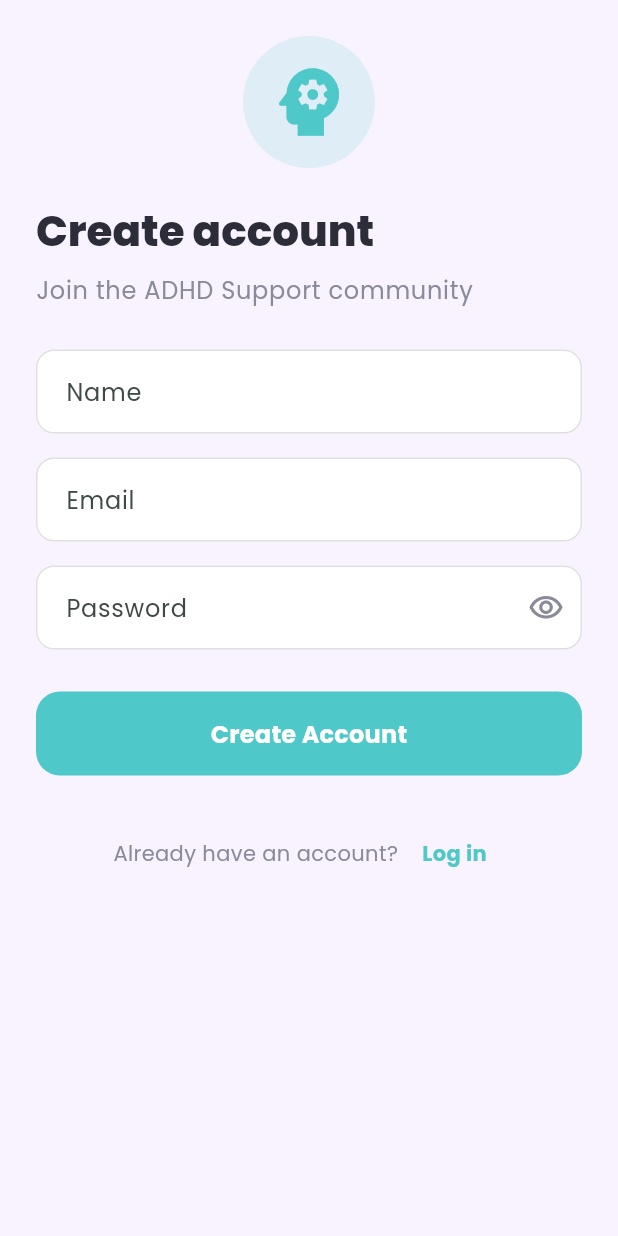
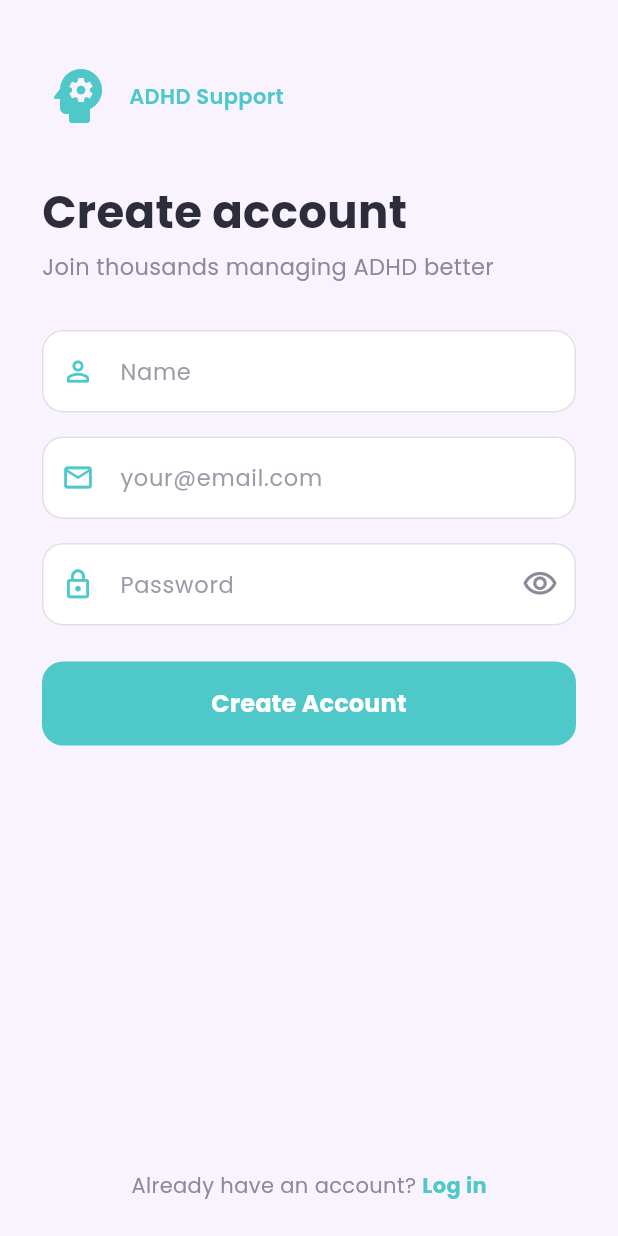
Before and after one commit to nirajangc027/adhd-support-app, a Flutter app: the screen it shows after launch, after a tap on "Sign up", on a phone screen of 412 x 824 dp. Run offline on Flutter 3.47's test engine with Material 3 defaults, Android fonts, the phone set to English and light mode, and no system bars; our stand-ins replace flutter_riverpod, go_router, google_fonts, supabase_flutter; accounts and stored records are empty.

Commit message:
Working auth flow - login signup splash

```diff
--- a/lib/screens/login_screen.dart
+++ b/lib/screens/login_screen.dart
@@ -1,8 +1,7 @@
 import 'package:flutter/material.dart';
 import 'package:go_router/go_router.dart';
+import 'package:google_fonts/google_fonts.dart';
 import 'package:supabase_flutter/supabase_flutter.dart';
-
-import '../theme/app_theme.dart';
 
 class LoginScreen extends StatefulWidget {
   const LoginScreen({super.key});
@@ -13,6 +12,9 @@ class LoginScreen extends StatefulWidget {
 
 class _LoginScreenState extends State<LoginScreen> {
   static const _teal = Color(0xFF4EC8C8);
+  static const _bg = Color(0xFFF8F3FF);
+  static const _textDark = Color(0xFF2D2D3A);
+  static const _textGrey = Color(0xFF8A8A9A);
   static const _border = Color(0xFFE0E0E0);
 
   final _emailController = TextEditingController();
@@ -27,25 +29,34 @@ class _LoginScreenState extends State<LoginScreen> {
     super.dispose();
   }
 
-  InputDecoration _fieldDecoration(String hint, {Widget? suffix}) {
+  InputDecoration _inputDecoration({
+    required String hintText,
+    required IconData prefixIcon,
+    Widget? suffixIcon,
+  }) {
     return InputDecoration(
-      hintText: hint,
+      hintText: hintText,
+      hintStyle: GoogleFonts.poppins(
+        fontSize: 15,
+        color: _textGrey.withValues(alpha: 0.85),
+      ),
       filled: true,
       fillColor: Colors.white,
+      prefixIcon: Icon(prefixIcon, color: _teal, size: 22),
+      suffixIcon: suffixIcon,
       border: OutlineInputBorder(
-        borderRadius: BorderRadius.circular(12),
+        borderRadius: BorderRadius.circular(14),
         borderSide: const BorderSide(color: _border),
       ),
       enabledBorder: OutlineInputBorder(
-        borderRadius: BorderRadius.circular(12),
+        borderRadius: BorderRadius.circular(14),
         borderSide: const BorderSide(color: _border),
       ),
       focusedBorder: OutlineInputBorder(
-        borderRadius: BorderRadius.circular(12),
+        borderRadius: BorderRadius.circular(14),
         borderSide: const BorderSide(color: _teal, width: 2),
       ),
-      contentPadding: const EdgeInsets.symmetric(horizontal: 16, vertical: 16),
-      suffixIcon: suffix,
+      contentPadding: const EdgeInsets.symmetric(horizontal: 12, vertical: 16),
     );
   }
 
@@ -80,53 +91,62 @@ class _LoginScreenState extends State<LoginScreen> {
 
   void _showSnack(String message) {
     ScaffoldMessenger.of(context).showSnackBar(
-      SnackBar(content: Text(message)),
+      SnackBar(
+        content: Text(message, style: GoogleFonts.poppins()),
+      ),
     );
   }
 
   @override
   Widget build(BuildContext context) {
-    final textTheme = Theme.of(context).textTheme;
-
     return Scaffold(
-      backgroundColor: const Color(0xFFF8F3FF),
+      backgroundColor: _bg,
       body: SafeArea(
-        child: SingleChildScrollView(
-          padding: const EdgeInsets.symmetric(horizontal: 24),
         child: Column(
           crossAxisAlignment: CrossAxisAlignment.stretch,
           children: [
-              const SizedBox(height: 24),
-              Center(
-                child: Container(
-                  width: 88,
-                  height: 88,
-                  decoration: BoxDecoration(
-                    shape: BoxShape.circle,
-                    color: _teal.withValues(alpha: 0.15),
+            Expanded(
+              child: SingleChildScrollView(
+                padding: const EdgeInsets.symmetric(horizontal: 28),
+                child: Column(
+                  crossAxisAlignment: CrossAxisAlignment.stretch,
+                  children: [
+                    const SizedBox(height: 40),
+                    Row(
+                      children: [
+                        const Icon(
+                          Icons.psychology_rounded,
+                          size: 48,
+                          color: _teal,
                         ),
-                  alignment: Alignment.center,
-                  child: const Icon(
-                    Icons.psychology,
-                    size: 60,
+                        const SizedBox(width: 10),
+                        Text(
+                          'ADHD Support',
+                          style: GoogleFonts.poppins(
+                            fontSize: 14,
+                            fontWeight: FontWeight.w600,
                             color: _teal,
                           ),
                         ),
+                      ],
                     ),
-              const SizedBox(height: 32),
+                    const SizedBox(height: 36),
                     Text(
                       'Welcome back',
-                style: textTheme.headlineSmall?.copyWith(
-                  fontSize: 28,
-                  fontWeight: FontWeight.w800,
-                  color: AppTheme.textPrimary,
+                      style: GoogleFonts.poppins(
+                        fontSize: 30,
+                        fontWeight: FontWeight.w700,
+                        color: _textDark,
+                        height: 1.15,
                       ),
                     ),
                     const SizedBox(height: 8),
                     Text(
                       "Let's get you focused today",
-                style: textTheme.bodyLarge?.copyWith(
-                  color: AppTheme.textSecondary,
+                      style: GoogleFonts.poppins(
+                        fontSize: 15,
+                        color: _textGrey,
+                        height: 1.4,
                       ),
                     ),
                     const SizedBox(height: 32),
@@ -134,20 +154,26 @@ class _LoginScreenState extends State<LoginScreen> {
                       controller: _emailController,
                       keyboardType: TextInputType.emailAddress,
                       autocorrect: false,
-                decoration: _fieldDecoration('Email'),
+                      style: GoogleFonts.poppins(fontSize: 15, color: _textDark),
+                      decoration: _inputDecoration(
+                        hintText: 'your@email.com',
+                        prefixIcon: Icons.email_outlined,
+                      ),
                     ),
                     const SizedBox(height: 16),
                     TextField(
                       controller: _passwordController,
                       obscureText: _obscurePassword,
-                decoration: _fieldDecoration(
-                  'Password',
-                  suffix: IconButton(
+                      style: GoogleFonts.poppins(fontSize: 15, color: _textDark),
+                      decoration: _inputDecoration(
+                        hintText: 'Password',
+                        prefixIcon: Icons.lock_outlined,
+                        suffixIcon: IconButton(
                           icon: Icon(
                             _obscurePassword
                                 ? Icons.visibility_outlined
                                 : Icons.visibility_off_outlined,
-                      color: AppTheme.textSecondary,
+                            color: _textGrey,
                           ),
                           onPressed: () {
                             setState(() => _obscurePassword = !_obscurePassword);
@@ -155,7 +181,7 @@ class _LoginScreenState extends State<LoginScreen> {
                         ),
                       ),
                     ),
-              const SizedBox(height: 28),
+                    const SizedBox(height: 24),
                     SizedBox(
                       width: double.infinity,
                       height: 56,
@@ -166,7 +192,7 @@ class _LoginScreenState extends State<LoginScreen> {
                           foregroundColor: Colors.white,
                           disabledBackgroundColor: _teal.withValues(alpha: 0.5),
                           shape: RoundedRectangleBorder(
-                      borderRadius: BorderRadius.circular(16),
+                            borderRadius: BorderRadius.circular(14),
                           ),
                           elevation: 0,
                         ),
@@ -181,38 +207,56 @@ class _LoginScreenState extends State<LoginScreen> {
                               )
                             : Text(
                                 'Sign In',
-                          style: textTheme.titleMedium?.copyWith(
+                                style: GoogleFonts.poppins(
+                                  fontSize: 16,
+                                  fontWeight: FontWeight.w700,
                                   color: Colors.white,
-                            fontWeight: FontWeight.w700,
                                 ),
                               ),
                       ),
                     ),
+                    const SizedBox(height: 16),
+                    Center(
+                      child: Text(
+                        'Forgot password?',
+                        style: GoogleFonts.poppins(
+                          fontSize: 14,
+                          color: _textGrey,
+                        ),
+                      ),
+                    ),
                     const SizedBox(height: 32),
-              Row(
+                  ],
+                ),
+              ),
+            ),
+            Padding(
+              padding: const EdgeInsets.fromLTRB(28, 0, 28, 24),
+              child: Row(
                 mainAxisAlignment: MainAxisAlignment.center,
                 children: [
                   Text(
                     "Don't have an account? ",
-                    style: textTheme.bodyMedium?.copyWith(
-                      color: AppTheme.textSecondary,
+                    style: GoogleFonts.poppins(
+                      fontSize: 14,
+                      color: _textGrey,
                     ),
                   ),
-                  TextButton(
-                    onPressed: _loading ? null : () => context.push('/signup'),
+                  GestureDetector(
+                    onTap: _loading ? null : () => context.go('/signup'),
                     child: Text(
                       'Sign up',
-                      style: textTheme.bodyMedium?.copyWith(
+                      style: GoogleFonts.poppins(
+                        fontSize: 14,
+                        fontWeight: FontWeight.w700,
                         color: _teal,
-                        fontWeight: FontWeight.w700,
                       ),
                     ),
                   ),
                 ],
               ),
-              const SizedBox(height: 24),
+            ),
           ],
-          ),
         ),
       ),
     );
--- a/lib/screens/signup_screen.dart
+++ b/lib/screens/signup_screen.dart
@@ -1,8 +1,7 @@
 import 'package:flutter/material.dart';
 import 'package:go_router/go_router.dart';
+import 'package:google_fonts/google_fonts.dart';
 import 'package:supabase_flutter/supabase_flutter.dart';
-
-import '../theme/app_theme.dart';
 
 class SignupScreen extends StatefulWidget {
   const SignupScreen({super.key});
@@ -13,6 +12,9 @@ class SignupScreen extends StatefulWidget {
 
 class _SignupScreenState extends State<SignupScreen> {
   static const _teal = Color(0xFF4EC8C8);
+  static const _bg = Color(0xFFF8F3FF);
+  static const _textDark = Color(0xFF2D2D3A);
+  static const _textGrey = Color(0xFF8A8A9A);
   static const _border = Color(0xFFE0E0E0);
 
   final _nameController = TextEditingController();
@@ -29,25 +31,34 @@ class _SignupScreenState extends State<SignupScreen> {
     super.dispose();
   }
 
-  InputDecoration _fieldDecoration(String hint, {Widget? suffix}) {
+  InputDecoration _inputDecoration({
+    required String hintText,
+    required IconData prefixIcon,
+    Widget? suffixIcon,
+  }) {
     return InputDecoration(
-      hintText: hint,
+      hintText: hintText,
+      hintStyle: GoogleFonts.poppins(
+        fontSize: 15,
+        color: _textGrey.withValues(alpha: 0.85),
+      ),
       filled: true,
       fillColor: Colors.white,
+      prefixIcon: Icon(prefixIcon, color: _teal, size: 22),
+      suffixIcon: suffixIcon,
       border: OutlineInputBorder(
-        borderRadius: BorderRadius.circular(12),
+        borderRadius: BorderRadius.circular(14),
         borderSide: const BorderSide(color: _border),
       ),
       enabledBorder: OutlineInputBorder(
-        borderRadius: BorderRadius.circular(12),
+        borderRadius: BorderRadius.circular(14),
         borderSide: const BorderSide(color: _border),
       ),
       focusedBorder: OutlineInputBorder(
-        borderRadius: BorderRadius.circular(12),
+        borderRadius: BorderRadius.circular(14),
         borderSide: const BorderSide(color: _teal, width: 2),
       ),
-      contentPadding: const EdgeInsets.symmetric(horizontal: 16, vertical: 16),
-      suffixIcon: suffix,
+      contentPadding: const EdgeInsets.symmetric(horizontal: 12, vertical: 16),
     );
   }
 
@@ -93,80 +104,99 @@ class _SignupScreenState extends State<SignupScreen> {
 
   void _showSnack(String message) {
     ScaffoldMessenger.of(context).showSnackBar(
-      SnackBar(content: Text(message)),
+      SnackBar(
+        content: Text(message, style: GoogleFonts.poppins()),
+      ),
     );
   }
 
   @override
   Widget build(BuildContext context) {
-    final textTheme = Theme.of(context).textTheme;
-
     return Scaffold(
-      backgroundColor: const Color(0xFFF8F3FF),
+      backgroundColor: _bg,
       body: SafeArea(
-        child: SingleChildScrollView(
-          padding: const EdgeInsets.symmetric(horizontal: 24),
         child: Column(
           crossAxisAlignment: CrossAxisAlignment.stretch,
           children: [
-              const SizedBox(height: 24),
-              Center(
-                child: Container(
-                  width: 88,
-                  height: 88,
-                  decoration: BoxDecoration(
-                    shape: BoxShape.circle,
-                    color: _teal.withValues(alpha: 0.15),
+            Expanded(
+              child: SingleChildScrollView(
+                padding: const EdgeInsets.symmetric(horizontal: 28),
+                child: Column(
+                  crossAxisAlignment: CrossAxisAlignment.stretch,
+                  children: [
+                    const SizedBox(height: 40),
+                    Row(
+                      children: [
+                        const Icon(
+                          Icons.psychology_rounded,
+                          size: 48,
+                          color: _teal,
                         ),
-                  alignment: Alignment.center,
-                  child: const Icon(
-                    Icons.psychology,
-                    size: 60,
+                        const SizedBox(width: 10),
+                        Text(
+                          'ADHD Support',
+                          style: GoogleFonts.poppins(
+                            fontSize: 14,
+                            fontWeight: FontWeight.w600,
                             color: _teal,
                           ),
                         ),
+                      ],
                     ),
-              const SizedBox(height: 24),
+                    const SizedBox(height: 36),
                     Text(
                       'Create account',
-                style: textTheme.headlineSmall?.copyWith(
-                  fontSize: 28,
-                  fontWeight: FontWeight.w800,
-                  color: AppTheme.textPrimary,
+                      style: GoogleFonts.poppins(
+                        fontSize: 30,
+                        fontWeight: FontWeight.w700,
+                        color: _textDark,
+                        height: 1.15,
                       ),
                     ),
                     const SizedBox(height: 8),
                     Text(
-                'Join the ADHD Support community',
-                style: textTheme.bodyLarge?.copyWith(
-                  color: AppTheme.textSecondary,
+                      'Join thousands managing ADHD better',
+                      style: GoogleFonts.poppins(
+                        fontSize: 15,
+                        color: _textGrey,
+                        height: 1.4,
                       ),
                     ),
-              const SizedBox(height: 28),
+                    const SizedBox(height: 32),
                     TextField(
                       controller: _nameController,
                       textCapitalization: TextCapitalization.words,
-                decoration: _fieldDecoration('Name'),
+                      style: GoogleFonts.poppins(fontSize: 15, color: _textDark),
+                      decoration: _inputDecoration(
+                        hintText: 'Name',
+                        prefixIcon: Icons.person_outline_rounded,
+                      ),
                     ),
                     const SizedBox(height: 16),
                     TextField(
                       controller: _emailController,
                       keyboardType: TextInputType.emailAddress,
                       autocorrect: false,
-                decoration: _fieldDecoration('Email'),
+                      style: GoogleFonts.poppins(fontSize: 15, color: _textDark),
+                      decoration: _inputDecoration(
+                        hintText: 'your@email.com',
+                        prefixIcon: Icons.email_outlined,
+                      ),
                     ),
                     const SizedBox(height: 16),
                     TextField(
                       controller: _passwordController,
                       obscureText: _obscurePassword,
-                decoration: _fieldDecoration(
-                  'Password',
-                  suffix: IconButton(
+                      style: GoogleFonts.poppins(fontSize: 15, color: _textDark),
+                      decoration: _inputDecoration(
+                        hintText: 'Password',
+                        prefixIcon: Icons.lock_outlined,
+                        suffixIcon: IconButton(
                           icon: Icon(
                             _obscurePassword
                                 ? Icons.visibility_outlined
                                 : Icons.visibility_off_outlined,
-                      color: AppTheme.textSecondary,
+                            color: _textGrey,
                           ),
                           onPressed: () {
                             setState(() => _obscurePassword = !_obscurePassword);
@@ -174,7 +204,7 @@ class _SignupScreenState extends State<SignupScreen> {
                         ),
                       ),
                     ),
-              const SizedBox(height: 28),
+                    const SizedBox(height: 24),
                     SizedBox(
                       width: double.infinity,
                       height: 56,
@@ -185,7 +215,7 @@ class _SignupScreenState extends State<SignupScreen> {
                           foregroundColor: Colors.white,
                           disabledBackgroundColor: _teal.withValues(alpha: 0.5),
                           shape: RoundedRectangleBorder(
-                      borderRadius: BorderRadius.circular(16),
+                            borderRadius: BorderRadius.circular(14),
                           ),
                           elevation: 0,
                         ),
@@ -200,38 +230,46 @@ class _SignupScreenState extends State<SignupScreen> {
                               )
                             : Text(
                                 'Create Account',
-                          style: textTheme.titleMedium?.copyWith(
+                                style: GoogleFonts.poppins(
+                                  fontSize: 16,
+                                  fontWeight: FontWeight.w700,
                                   color: Colors.white,
-                            fontWeight: FontWeight.w700,
                                 ),
                               ),
                       ),
                     ),
-              const SizedBox(height: 28),
-              Row(
+                    const SizedBox(height: 32),
+                  ],
+                ),
+              ),
+            ),
+            Padding(
+              padding: const EdgeInsets.fromLTRB(28, 0, 28, 24),
+              child: Row(
                 mainAxisAlignment: MainAxisAlignment.center,
                 children: [
                   Text(
                     'Already have an account? ',
-                    style: textTheme.bodyMedium?.copyWith(
-                      color: AppTheme.textSecondary,
+                    style: GoogleFonts.poppins(
+                      fontSize: 14,
+                      color: _textGrey,
                     ),
                   ),
-                  TextButton(
-                    onPressed: _loading ? null : () => context.go('/login'),
+                  GestureDetector(
+                    onTap: _loading ? null : () => context.go('/login'),
                     child: Text(
                       'Log in',
-                      style: textTheme.bodyMedium?.copyWith(
+                      style: GoogleFonts.poppins(
+                        fontSize: 14,
+                        fontWeight: FontWeight.w700,
                         color: _teal,
-                        fontWeight: FontWeight.w700,
                       ),
                     ),
                   ),
                 ],
               ),
-              const SizedBox(height: 24),
+            ),
           ],
-          ),
         ),
       ),
     );
--- a/lib/screens/splash_screen.dart
+++ b/lib/screens/splash_screen.dart
@@ -1,8 +1,7 @@
 import 'package:flutter/material.dart';
 import 'package:go_router/go_router.dart';
+import 'package:google_fonts/google_fonts.dart';
 import 'package:supabase_flutter/supabase_flutter.dart';
-
-import '../theme/app_theme.dart';
 
 class SplashScreen extends StatefulWidget {
   const SplashScreen({super.key});
@@ -13,6 +12,9 @@ class SplashScreen extends StatefulWidget {
 
 class _SplashScreenState extends State<SplashScreen> {
   static const _teal = Color(0xFF4EC8C8);
+  static const _bg = Color(0xFFF8F3FF);
+  static const _titleColor = Color(0xFF2D2D3A);
+  static const _subtitleColor = Color(0xFF8A8A9A);
 
   @override
   void initState() {
@@ -33,8 +35,6 @@ class _SplashScreenState extends State<SplashScreen> {
 
   @override
   Widget build(BuildContext context) {
-    final textTheme = Theme.of(context).textTheme;
-
     return Scaffold(
       body: DecoratedBox(
         decoration: const BoxDecoration(
@@ -43,7 +43,7 @@ class _SplashScreenState extends State<SplashScreen> {
             end: Alignment.bottomCenter,
             colors: [
               _teal,
-              Colors.white,
+              _bg,
             ],
           ),
         ),
@@ -53,34 +53,43 @@ class _SplashScreenState extends State<SplashScreen> {
               mainAxisAlignment: MainAxisAlignment.center,
               children: [
                 Container(
-                  width: 120,
-                  height: 120,
+                  width: 100,
+                  height: 100,
                   decoration: BoxDecoration(
                     shape: BoxShape.circle,
-                    color: _teal.withValues(alpha: 0.15),
+                    color: _teal.withValues(alpha: 0.2),
                   ),
                   alignment: Alignment.center,
                   child: const Icon(
-                    Icons.psychology,
-                    size: 80,
+                    Icons.psychology_rounded,
+                    size: 60,
                     color: _teal,
                   ),
                 ),
-                const SizedBox(height: 28),
+                const SizedBox(height: 24),
                 Text(
                   'ADHD Support',
-                  style: textTheme.headlineMedium?.copyWith(
+                  style: GoogleFonts.poppins(
                     fontSize: 32,
-                    fontWeight: FontWeight.w800,
-                    color: AppTheme.textPrimary,
+                    fontWeight: FontWeight.w700,
+                    color: _titleColor,
                   ),
                 ),
-                const SizedBox(height: 12),
+                const SizedBox(height: 8),
                 Text(
                   'Your daily companion',
-                  style: textTheme.bodyLarge?.copyWith(
+                  style: GoogleFonts.poppins(
                     fontSize: 16,
-                    color: AppTheme.textSecondary,
+                    color: _subtitleColor,
+                  ),
+                ),
+                const SizedBox(height: 40),
+                const SizedBox(
+                  width: 28,
+                  height: 28,
+                  child: CircularProgressIndicator(
+                    strokeWidth: 2.5,
+                    color: _teal,
                   ),
                 ),
               ],
--- a/lib/screens/today_screen.dart
+++ b/lib/screens/today_screen.dart
@@ -1,12 +1,26 @@
 import 'package:flutter/material.dart';
+import 'package:go_router/go_router.dart';
+import 'package:supabase_flutter/supabase_flutter.dart';
 
 class TodayScreen extends StatelessWidget {
   const TodayScreen({super.key});
 
   @override
   Widget build(BuildContext context) {
-    return const Scaffold(
-      body: Center(child: Text('Today')),
+    return Scaffold(
+      appBar: AppBar(
+        title: const Text('Today'),
+        actions: [
+          IconButton(
+            icon: const Icon(Icons.logout),
+            onPressed: () async {
+              await Supabase.instance.client.auth.signOut();
+              if (context.mounted) context.go('/login');
+            },
+          ),
+        ],
+      ),
+      body: const Center(child: Text('Today')),
     );
   }
 }
--- a/pubspec.yaml
+++ b/pubspec.yaml
@@ -40,7 +40,7 @@ dependencies:
   just_audio: ^0.9.36
   flutter_animate: ^4.5.0
   fl_chart: ^0.67.0
-  google_fonts: ^6.2.1
+  google_fonts: ^8.0.2
   supabase_flutter: ^2.12.2
 
 dev_dependencies:
```
Also changed, not shown: pubspec.lock. Lines whose indentation alone changed are shown as unchanged.
